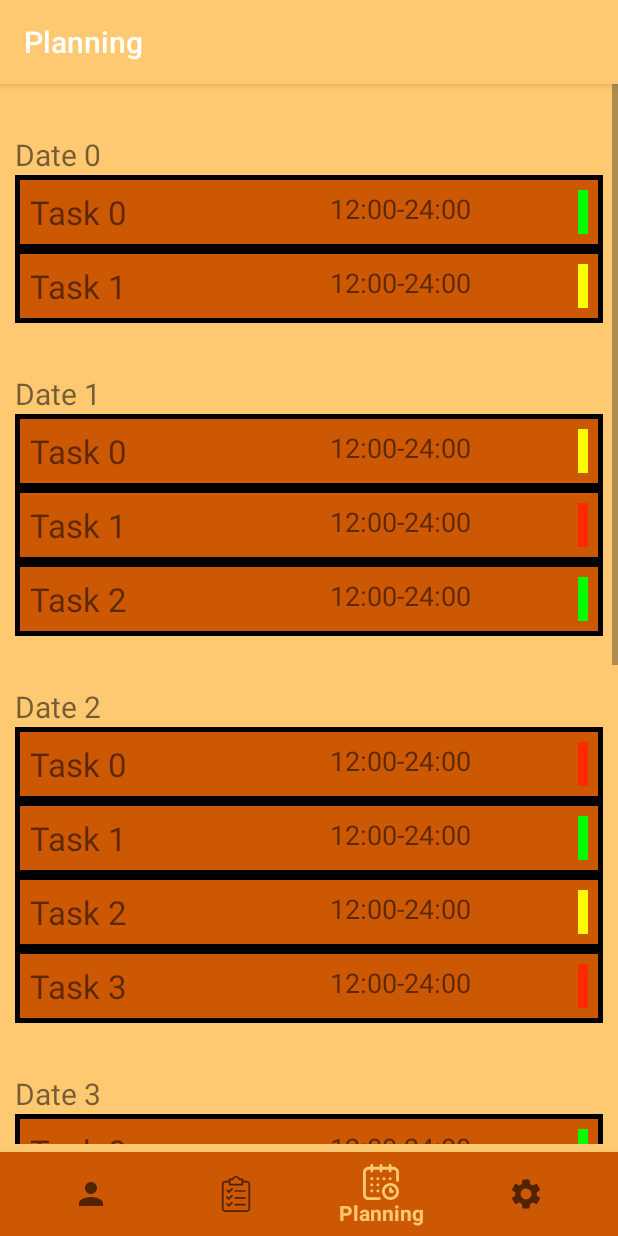
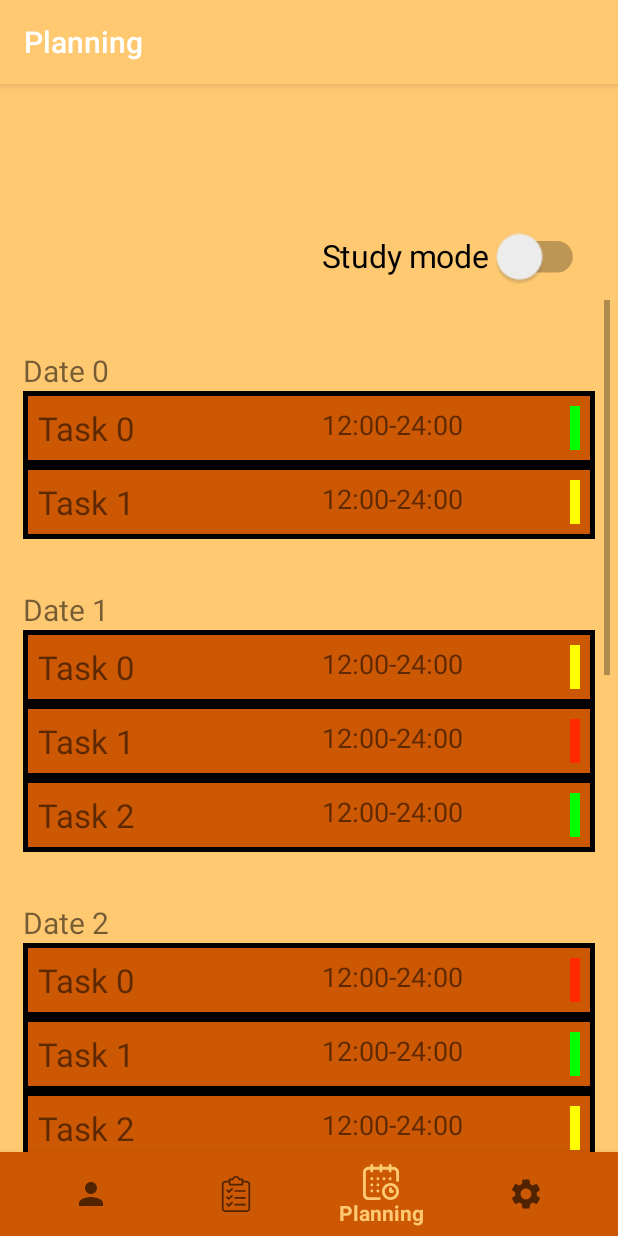
Before and after one commit to jeroenH04/SmartPlan, an Android app: the PlanningFragment screen opened through its navigation route, on a phone screen of 412 x 824 dp. Run offline under Robolectric (Android 15) with nearby library versions, the phone set to English and light mode, and no system bars; our stand-ins replace Firebase (no records; nobody signed in at launch, a user with empty details on screens opened directly), navigation-ui.

Commit message:
Frontend of study-mode button

```diff
--- a/app/src/main/res/layout/fragment_planning.xml
+++ b/app/src/main/res/layout/fragment_planning.xml
@@ -9,14 +9,33 @@
     tools:context=".ui.planning.PlanningFragment"
     >
 
+    <Switch
+        android:id="@+id/studyModeSwitch"
+        android:layout_width="wrap_content"
+        android:layout_height="36dp"
+        android:textColor="#000000"
+        android:scaleX="1.5"
+        android:scaleY="1.5"
+        android:text="Study mode"
+        android:textOff="OFF"
+        android:textOn="ON"
+        app:layout_constraintBottom_toTopOf="@+id/scrollView2"
+        app:layout_constraintEnd_toEndOf="@+id/scrollView2"
+        app:layout_constraintHorizontal_bias="0.86"
+        app:layout_constraintStart_toStartOf="@+id/scrollView2"
+        app:layout_constraintTop_toTopOf="parent"
+        app:layout_constraintVertical_bias="0.896"
+        tools:ignore="UseSwitchCompatOrMaterialXml" />
 
     <ScrollView
-        android:layout_width="match_parent"
-        android:layout_height="0dp"
+        android:id="@+id/scrollView2"
+        android:layout_width="401dp"
+        android:layout_height="568dp"
         app:layout_constraintBottom_toBottomOf="parent"
+        app:layout_constraintEnd_toEndOf="parent"
+        app:layout_constraintStart_toStartOf="parent"
         app:layout_constraintTop_toTopOf="parent"
-        android:layout_marginBottom="5dp"
-        tools:layout_editor_absoluteX="0dp">
+        app:layout_constraintVertical_bias="1.0">
 
         <LinearLayout
             android:id="@+id/agenda_dashboard"
@@ -24,7 +43,6 @@
             android:layout_height="wrap_content"
             android:layout_marginLeft="10dp"
             android:layout_marginRight="10dp"
-            android:orientation="vertical">
-        </LinearLayout>
+            android:orientation="vertical"></LinearLayout>
     </ScrollView>
 </androidx.constraintlayout.widget.ConstraintLayout>
--- a/app/src/main/res/layout/fragment_settings.xml
+++ b/app/src/main/res/layout/fragment_settings.xml
@@ -146,6 +146,7 @@
         <TextView
             android:id="@+id/relaxTxt"
             android:layout_width="70dp"
+            android:textColor="#000000"
             android:layout_height="wrap_content"
             android:layout_weight="1"
             android:text="RELAX:" />
@@ -160,6 +161,7 @@
 
         <TextView
             android:id="@+id/relaxSmallTxt1"
+            android:textColor="#000000"
             android:layout_width="146dp"
             android:layout_height="wrap_content"
             android:layout_weight="1"
@@ -180,6 +182,7 @@
 
         <TextView
             android:id="@+id/normalTxt"
+            android:textColor="#000000"
             android:layout_width="70dp"
             android:layout_height="wrap_content"
             android:layout_weight="1"
@@ -195,6 +198,7 @@
 
         <TextView
             android:id="@+id/normalSmallTxt"
+            android:textColor="#000000"
             android:layout_width="142dp"
             android:layout_height="wrap_content"
             android:layout_weight="1"
@@ -217,6 +221,7 @@
 
         <TextView
             android:id="@+id/intenseTxt"
+            android:textColor="#000000"
             android:layout_width="70dp"
             android:layout_height="wrap_content"
             android:layout_weight="1"
@@ -232,6 +237,7 @@
 
         <TextView
             android:id="@+id/intenseSmallTxt"
+            android:textColor="#000000"
             android:layout_width="142dp"
             android:layout_height="wrap_content"
             android:layout_weight="1"
```
